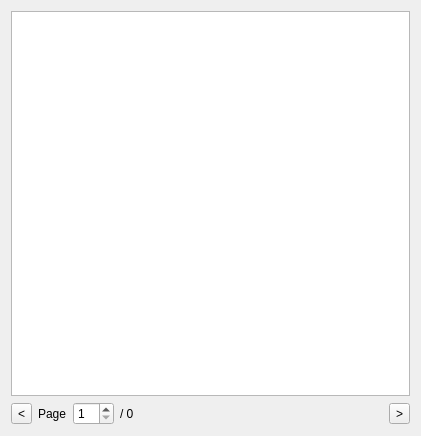
This is atef/ui/paged_table.ui in pcdshub/atef as Qt 5 draws it before an edit. The edited form follows.
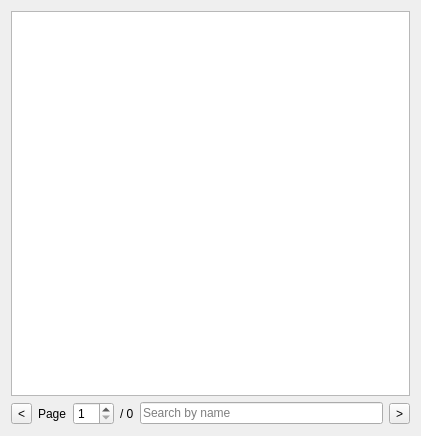
This is the edited form.

Commit message: ENH: first pass PagedTableWidget, now with delegates and proxies!

```diff
--- a/atef/ui/paged_table.ui
+++ b/atef/ui/paged_table.ui
@@ -42,17 +42,18 @@
      </item>
      <item>
       <widget class="QLabel" name="page_count_label">
-       <property name="sizePolicy">
-        <sizepolicy hsizetype="Preferred" vsizetype="Preferred">
-         <horstretch>1</horstretch>
-         <verstretch>0</verstretch>
-        </sizepolicy>
-       </property>
        <property name="text">
         <string>/ 0</string>
        </property>
       </widget>
      </item>
+     <item>
+      <widget class="QLineEdit" name="search_edit">
+       <property name="placeholderText">
+        <string>Search by name</string>
+       </property>
+      </widget>
+     </item>
      <item>
       <widget class="QToolButton" name="next_button">
        <property name="text">
```
The commit also changes 1 other file.
